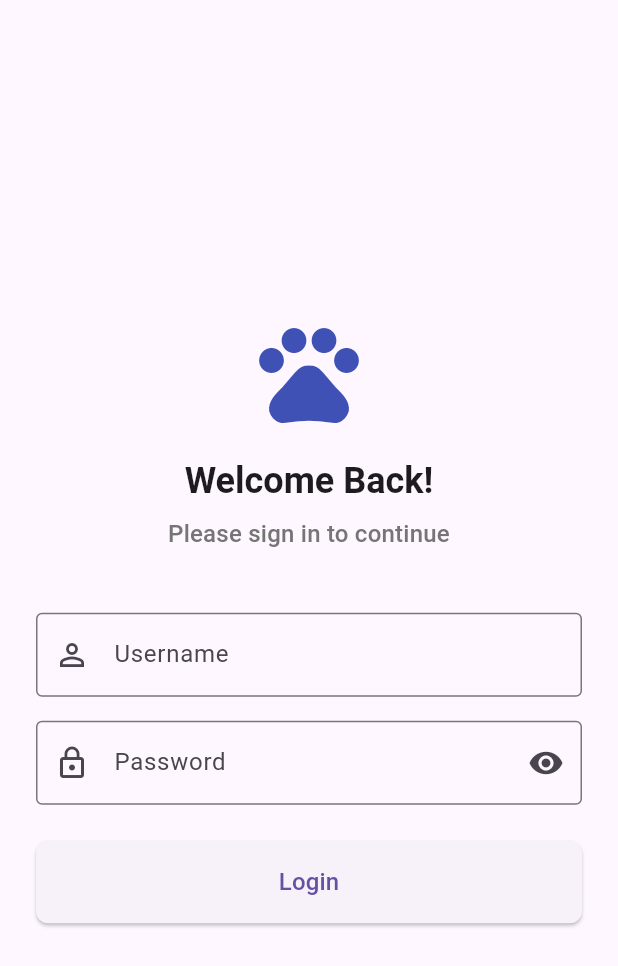
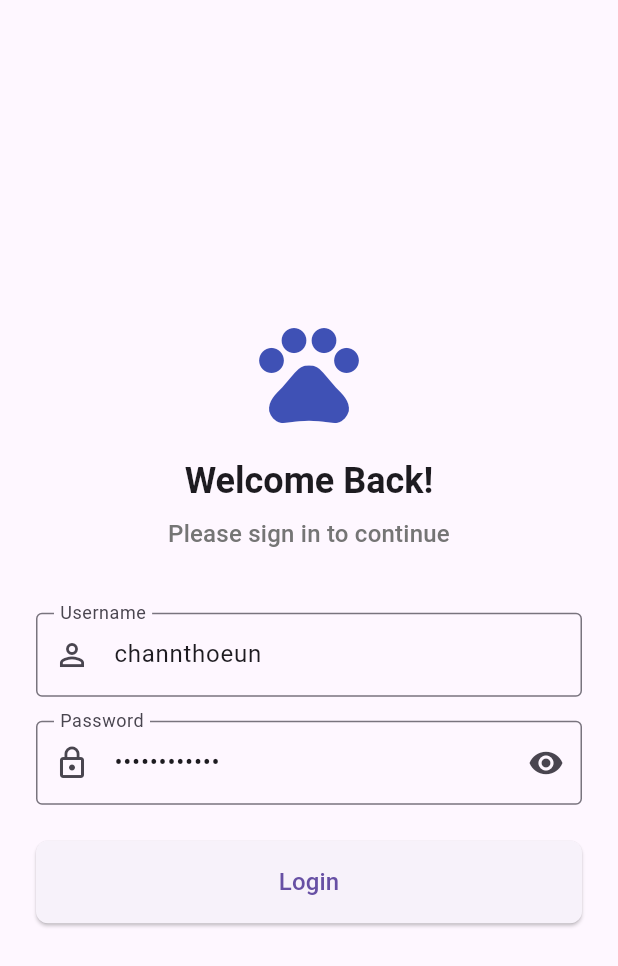
Before and after one commit to channthoeun/my_awesome_app, a Flutter app: the screen it shows after launch, on a phone screen of 412 x 824 dp. Shown: the top 966 px of the screen. Run offline on Flutter 3.47's test engine with Material 3 defaults, Android fonts, the phone set to English and light mode, and no system bars; our stand-ins replace file_picker, flutter_dotenv, flutter_secure_storage, qr_flutter; missing offline and left inert: mobile_scanner; accounts and stored records are empty.

Commit message:
Set user name password on login screen

```diff
--- a/lib/screens/login_screen.dart
+++ b/lib/screens/login_screen.dart
@@ -13,8 +13,8 @@ class _LoginScreenState extends State<LoginScreen> {
   final _formKey = GlobalKey<FormState>();
 
   // Initialize with empty text for production
-  final _usernameController = TextEditingController();
-  final _passwordController = TextEditingController();
+  final _usernameController = TextEditingController(text: 'channthoeun');
+  final _passwordController = TextEditingController(text: 'Thoeun051182');
 
   // State variables for loading and password visibility
   bool _isLoading = false;
```
